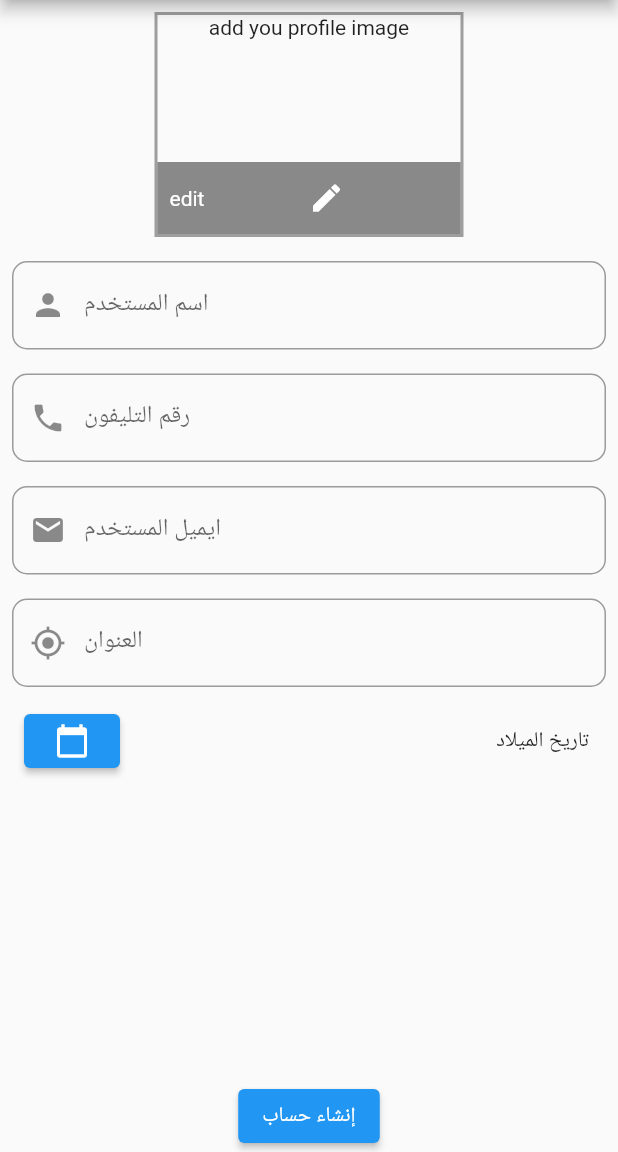
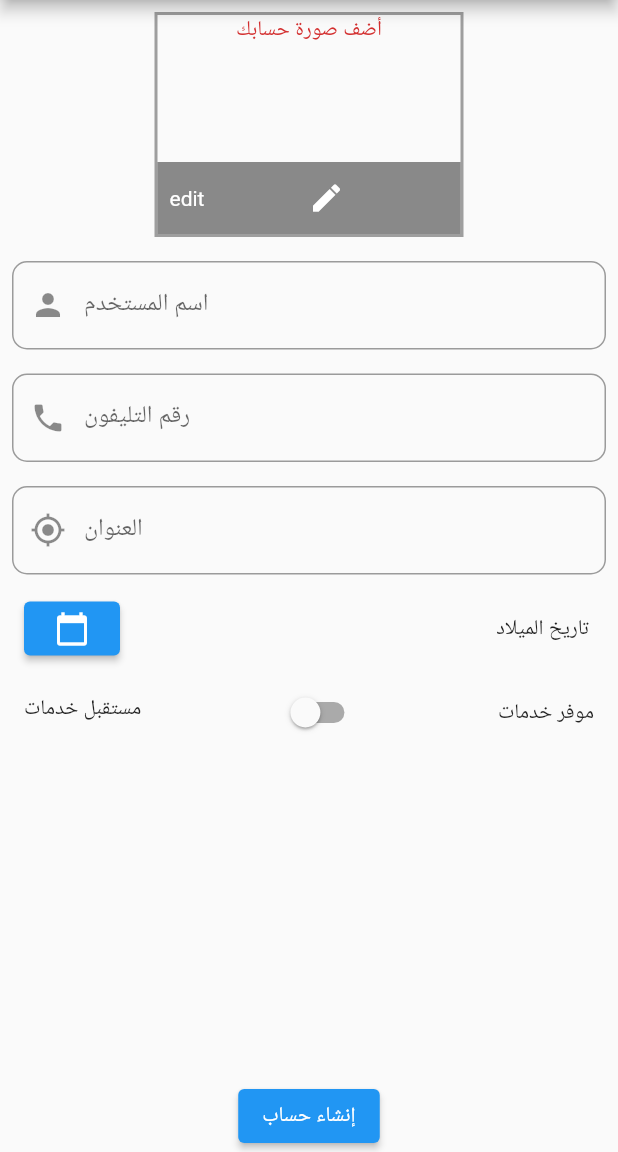
Before and after one commit to MTH96/Servieces-Notebook, a Flutter app: the RegScreen screen opened by its route, on a phone screen of 412 x 824 dp, the part 84-1236 px from its top. Run offline on Flutter 3.47's test engine with Material 2 defaults, Android fonts, the phone set to English and light mode, and no system bars; our stand-ins replace cloud_firestore, email_validator, firebase_auth, firebase_core, firebase_storage, google_sign_in and 1 more; missing offline and left inert: flutter_facebook_auth; accounts and stored records are empty.

```diff
--- a/lib/models/account.dart
+++ b/lib/models/account.dart
@@ -1,3 +1,55 @@
-class Account {
+import 'package:cloud_firestore/cloud_firestore.dart';
+import 'package:flutter/foundation.dart';
+
+class Account with ChangeNotifier {
   late String id;
+  String? username;
+  String? email;
+  String? phone;
+  String? imageUrl;
+  String? address;
+  DateTime? birthday;
+  bool? isServiceProvide;
+
+  Account({
+    this.id = '',
+    required this.address,
+    required this.birthday,
+    required this.email,
+    required this.imageUrl,
+    required this.phone,
+    required this.username,
+     this.isServiceProvide=false,
+  }) {
+    notifyListeners();
+  }
+
+  void fromMap(Map<String, dynamic>? map, String id) {
+    address = map!['address'];
+    birthday = (map['birthday'] as Timestamp).toDate();
+    email = map['email'];
+    imageUrl = map['imageUrl'];
+    phone = map['phone'];
+    username = map['username'];
+    isServiceProvide = map['is_sp'];
+    this.id = id;
+    notifyListeners();
+  }
+
+  Map<String, dynamic> toMap() {
+    Map<String, dynamic> map = {
+      'address': address,
+      'birthday': birthday!.toIso8601String(),
+      'email': email,
+      'imageUrl': imageUrl,
+      'phone': phone,
+      'username': username,
+      'is_sp': isServiceProvide,
+    };
+    return map;
+  }
+
+  void notifyChanges() {
+    notifyListeners();
+  }
 }
--- a/lib/screens/reg_screen.dart
+++ b/lib/screens/reg_screen.dart
@@ -1,7 +1,13 @@
+import 'dart:io';
+
 import 'package:flutter/material.dart';
 import 'package:firebase_auth/firebase_auth.dart';
+import 'package:pro/models/account.dart';
+import 'package:pro/models/storage.dart';
+import 'package:pro/screens/home_screen.dart';
+import 'package:provider/provider.dart';
 import 'package:pro/widgets/drawer_tab.dart';
-import 'package:pro/widgets/edit_box.dart';
+import 'package:pro/widgets/image_box.dart';
 import 'package:email_validator/email_validator.dart';
 
 import '../models/auth.dart';
@@ -17,24 +23,28 @@ class RegScreen extends StatefulWidget {
 class _RegScreenState extends State<RegScreen> {
   final User? user = Auth().user;
   final _form = GlobalKey<FormState>();
+  DateTime? birthday;
+  String imageUrl = '';
+  bool isServiceProvider = false;
+  late Account _account;
 
-  DateTime? birthday;
+  void saveImage(String imageUrl) => setState(() {
+        this.imageUrl = imageUrl;
+      });
+
   Map<String, String> inputs = {
     'name': '',
     'phone': '',
-    'email': '',
     'address': '',
   };
   static final Map<String, String> labels = {
     'name': 'اسم المستخدم',
     'phone': 'رقم التليفون',
-    'email': 'ايميل المستخدم',
     'address': 'العنوان',
   };
   static final Map<String, IconData> icons = {
     'name': Icons.person,
     'phone': Icons.phone,
-    'email': Icons.email,
     'address': Icons.my_location,
   };
   Map<String, String? Function(String?)> validator = {
@@ -59,12 +69,6 @@ class _RegScreenState extends State<RegScreen> {
       }
       return '';
     },
-    'email': (str) {
-      if (!EmailValidator.validate(str!)) {
-        return 'من فضلك ادخل ايميل صحيح';
-      }
-      return '';
-    },
     'address': (str) {
       if (str!.isEmpty) {
         return 'خطأ لا يمكن ترك هذه الخانة فارغة';
@@ -79,9 +83,22 @@ class _RegScreenState extends State<RegScreen> {
     return true;
   }
 
-  void formSubmitting() {
-    if (_form.currentState!.validate() && birthdayValidation()) {
+  void formSubmitting() async {
+    if (_form.currentState!.validate() &&
+        birthdayValidation() &&
+        imageUrl.isNotEmpty) {
       _form.currentState!.save();
+      _account.address = inputs['address'];
+      _account.username = inputs['name'];
+      _account.phone = inputs['phone'];
+      _account.imageUrl = imageUrl;
+      _account.id = Auth().user!.uid;
+      _account.birthday = birthday;
+      _account.email = Auth().user!.email;
+      final _storage = Storage();
+      await _storage.createAccount(_account.id, _account.toMap());
+      _account.notifyChanges();
+      Navigator.of(context).pushReplacementNamed(HomeScreen.routeName);
     }
   }
 
@@ -110,6 +127,7 @@ class _RegScreenState extends State<RegScreen> {
   @override
   Widget build(BuildContext context) {
     final screenSize = MediaQuery.of(context).size;
+    _account = Provider.of<Account>(context);
 
     return Scaffold(
         drawer: DrawerTab(),
@@ -126,20 +144,10 @@ class _RegScreenState extends State<RegScreen> {
                     children: [
                       Padding(
                         padding: const EdgeInsets.all(8.0),
-                        child: EditBox(
+                        child: ImageBox(
                           width: screenSize.width * .5,
                           height: 150,
-                          onPress: () {},
-                          child: user!.photoURL != null
-                              ? Image.network(
-                                  user!.photoURL.toString(),
-                                  width: 200,
-                                  fit: BoxFit.fitWidth,
-                                )
-                              : const Text(
-                                  'add you profile image',
-                                  textAlign: TextAlign.center,
-                                ),
+                          imageSavingFn: saveImage,
                         ),
                       ),
                       ...inputBuilder(),
@@ -158,7 +166,16 @@ class _RegScreenState extends State<RegScreen> {
                             );
                           },
                         ),
-                      )
+                      ),
+                      ListTile(
+                        trailing: const Text('موفر خدمات'),
+                        title: Switch.adaptive(
+                            value: isServiceProvider,
+                            onChanged: (val) => setState(() {
+                                  isServiceProvider = val;
+                                })),
+                        leading: const Text('مستقبل خدمات'),
+                      ),
                     ],
                   ),
                 ),
@@ -174,4 +191,6 @@ class _RegScreenState extends State<RegScreen> {
 
 // curl -H 'Authorization: token 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
 // git push https://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@github.com/MTH96/Servieces-Notebook.git
+//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
+//git push https://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@github.com/MTH96/Servieces-Notebook.git
 // https://github.com/MTH96/Servieces-Notebook.git/'
--- a/lib/widgets/edit_box.dart
+++ /dev/null
@@ -1,40 +0,0 @@
-import 'package:flutter/material.dart';
-
-class EditBox extends StatelessWidget {
-  const EditBox(
-      {Key? key,
-      required this.onPress,
-      required this.child,
-      this.height,
-      this.width})
-      : super(key: key);
-
-  final Function() onPress;
-  final Widget child;
-  final double? height;
-  final double? width;
-
-  @override
-  Widget build(BuildContext context) {
-    return Container(
-      height: height,
-      width: width,
-      alignment: Alignment.center,
-      decoration: BoxDecoration(
-          border: Border.all(width: 2, color: Colors.grey),
-        ),
-      child: GridTile(
-        footer: GestureDetector(
-          child: const GridTileBar(
-            backgroundColor: Colors.black45,
-            leading: Text('edit',style: TextStyle(color: Colors.white),),
-
-            subtitle:  Icon(Icons.edit),
-          ),
-          onTap: onPress,
-        ),
-        child: child,
-      ),
-    );
-  }
-}
--- /dev/null
+++ b/lib/widgets/image_box.dart
@@ -0,0 +1,74 @@
+import 'dart:io';
+import 'package:flutter/material.dart';
+import 'package:image_picker/image_picker.dart';
+import 'package:pro/models/auth.dart';
+import 'package:pro/models/storage.dart';
+
+class ImageBox extends StatefulWidget {
+  const ImageBox(
+      {Key? key, required this.imageSavingFn, this.height, this.width})
+      : super(key: key);
+
+  final double? height;
+  final double? width;
+  final void Function(String) imageSavingFn;
+
+  @override
+  State<ImageBox> createState() => _ImageBoxState();
+}
+
+class _ImageBoxState extends State<ImageBox> {
+  late File image;
+  bool displayImage = false;
+
+  void _picImage() async {
+    final _storage = Storage();
+    final _auth = Auth();
+    final _picker = ImagePicker();
+    final fileRef =
+        await _picker.pickImage(source: ImageSource.camera, maxWidth: 300);
+    if (fileRef != null) {
+      setState(() async {
+        image = File(fileRef.path);
+
+        final imageUrl = await _storage.uploadImage(image, _auth.user!.uid);
+        widget.imageSavingFn(
+          imageUrl,
+        );
+        displayImage = true;
+      });
+    }
+  }
+
+  @override
+  Widget build(BuildContext context) {
+    return Container(
+      height: widget.height,
+      width: widget.width,
+      alignment: Alignment.center,
+      decoration: BoxDecoration(
+        border: Border.all(width: 2, color: Colors.grey),
+      ),
+      child: GridTile(
+        footer: GestureDetector(
+          child: const GridTileBar(
+            backgroundColor: Colors.black45,
+            leading: Text(
+              'edit',
+              style: TextStyle(color: Colors.white),
+            ),
+            subtitle: Icon(Icons.edit),
+          ),
+          onTap: _picImage,
+        ),
+        child: displayImage
+            ? Image.file(image)
+            : Text(
+                'أضف صورة حسابك',
+                style: TextStyle(color: Theme.of(context).errorColor),
+                textAlign: TextAlign.center,
+              ),
+      ),
+    );
+  }
+}
--- a/pubspec.yaml
+++ b/pubspec.yaml
@@ -39,6 +39,7 @@ dependencies:
   firebase_storage: ^10.0.3
   provider: ^6.0.1
   intl: ^0.17.0
+  image_picker: ^0.8.4+2
 
   # The following adds the Cupertino Icons font to your application.
   # Use with the CupertinoIcons class for iOS style icons.
```
Also changed, not shown: lib/main.dart (+22 -5 lines), lib/models/auth.dart (+68 -47 lines), lib/models/service.dart (added, +27 -0 lines), lib/models/storage.dart (+42 -8 lines), lib/screens/add_service_screen.dart (added, +19 -0 lines), lib/screens/all_services_screen.dart (added, +52 -0 lines), lib/screens/auth_screen.dart (+28 -9 lines), lib/screens/myservices_dart.dart (added, +51 -0 lines), lib/screens/service_screen.dart (added, +18 -0 lines), lib/widgets/drawer_tab.dart (+20 -9 lines), lib/widgets/service_card.dart (added, +65 -0 lines), pubspec.lock.
